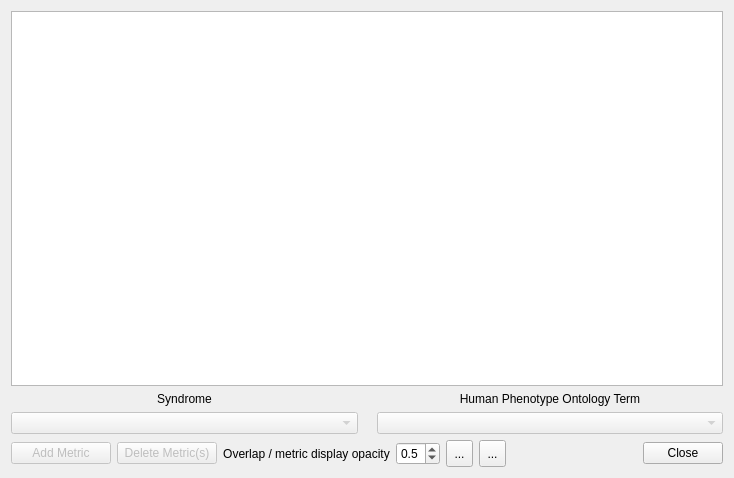
frontiersi/FaceTools, file forms/MetricsDisplayDialog.ui: the form before one commit.
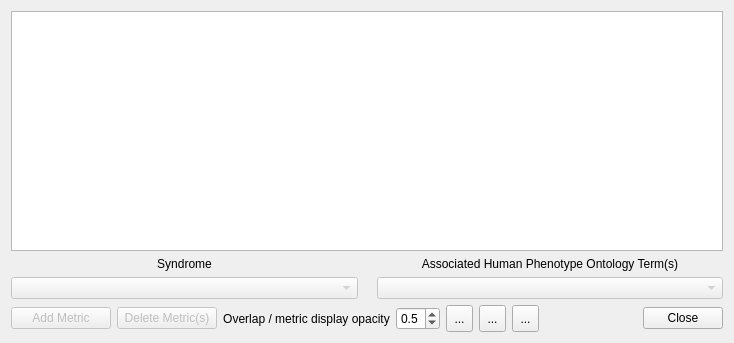
The form after the commit. Icons and pictures are not drawn.

Patch:
```diff
--- a/forms/MetricsDisplayDialog.ui
+++ b/forms/MetricsDisplayDialog.ui
@@ -7,7 +7,7 @@
     <x>0</x>
     <y>0</y>
     <width>734</width>
-    <height>478</height>
+    <height>343</height>
    </rect>
   </property>
   <property name="windowTitle">
@@ -73,7 +73,7 @@
        <item>
         <widget class="QLabel" name="label">
          <property name="text">
-          <string>Human Phenotype Ontology Term</string>
+          <string>Associated Human Phenotype Ontology Term(s)</string>
          </property>
          <property name="alignment">
           <set>Qt::AlignCenter</set>
@@ -164,6 +164,31 @@
        </item>
       </layout>
      </item>
+     <item>
+      <widget class="QToolButton" name="showScanInfoButton">
+       <property name="minimumSize">
+        <size>
+         <width>27</width>
+         <height>27</height>
+        </size>
+       </property>
+       <property name="maximumSize">
+        <size>
+         <width>27</width>
+         <height>27</height>
+        </size>
+       </property>
+       <property name="text">
+        <string>...</string>
+       </property>
+       <property name="iconSize">
+        <size>
+         <width>27</width>
+         <height>27</height>
+        </size>
+       </property>
+      </widget>
+     </item>
      <item>
       <widget class="QToolButton" name="showMetricsButton">
        <property name="minimumSize">
```
